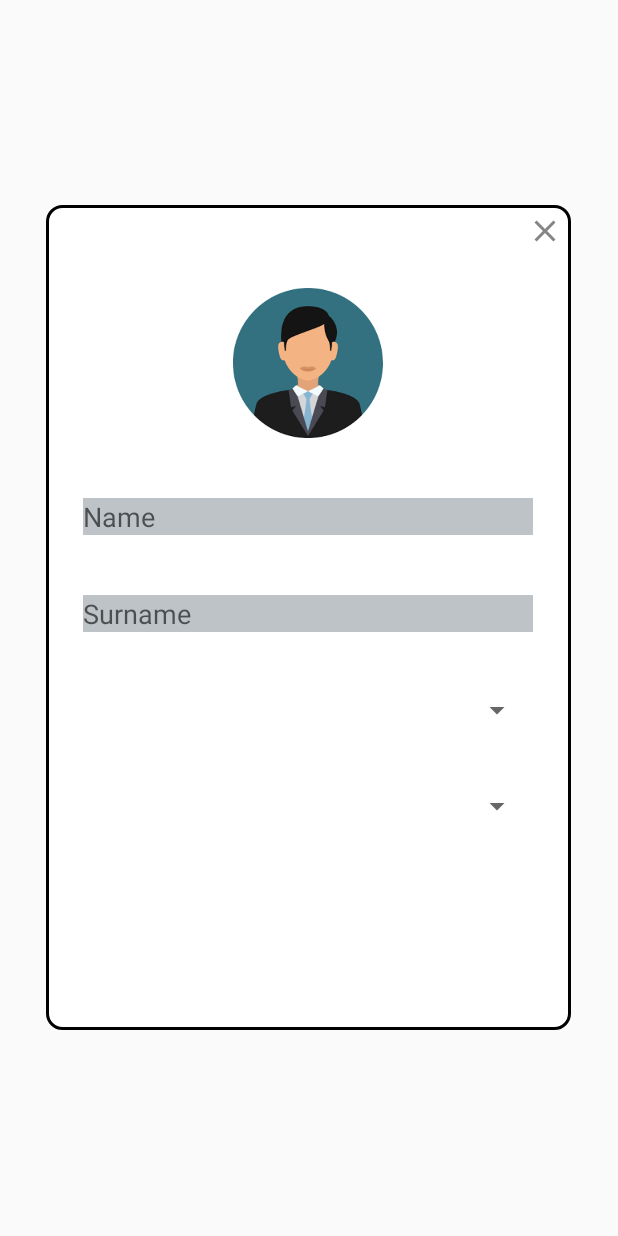
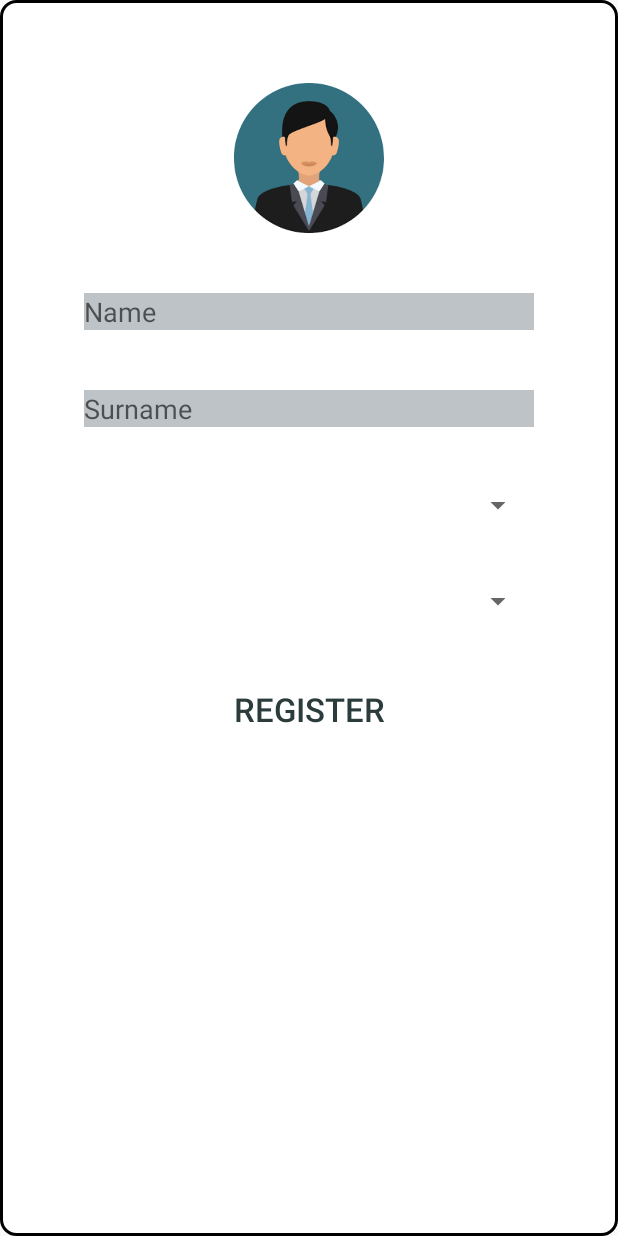
Before and after one commit to ArbenaMusa/UpsideDown, an Android app: the layout activity_register.xml on its own in the app's theme, with its tools: preview values and no code run, on a phone screen of 412 x 824 dp. Run offline under Robolectric (Android 15) with nearby library versions, the phone set to English and light mode, and no system bars.

Commit message:
Changed register logic

```diff
--- a/app/build.gradle
+++ b/app/build.gradle
@@ -45,4 +45,6 @@ dependencies {
     implementation "androidx.navigation:navigation-fragment:$nav_version"
     implementation "androidx.navigation:navigation-ui:$nav_version"
     implementation 'com.google.firebase:firebase-database:18.0.1'
+
+    implementation 'com.google.code.gson:gson:2.8.6'
 }
--- a/app/src/main/AndroidManifest.xml
+++ b/app/src/main/AndroidManifest.xml
@@ -9,7 +9,8 @@
         android:roundIcon="@mipmap/ic_launcher_round"
         android:supportsRtl="true"
         android:theme="@style/AppTheme">
-        <activity android:name=".FeedActivity"></activity>
+        <activity android:name=".RegisterActivity"></activity>
+        <activity android:name=".FeedActivity" />
         <activity android:name=".AuthActivity">
             <intent-filter>
                 <action android:name="android.intent.action.MAIN" />
@@ -17,7 +18,7 @@
                 <category android:name="android.intent.category.LAUNCHER" />
             </intent-filter>
         </activity>
-        <activity android:name=".MainActivity"></activity>
+        <activity android:name=".MainActivity" />
     </application>
 
 </manifest>
--- a/app/src/main/java/com/am/upsidedown/auth/LogInFragment.java
+++ b/app/src/main/java/com/am/upsidedown/auth/LogInFragment.java
@@ -73,7 +73,6 @@ public class LogInFragment extends Fragment {
                         if (task.isSuccessful()) {
                             Toast.makeText(getActivity(), "Login successful!", Toast.LENGTH_LONG).show();
                             Intent intent = new Intent(getActivity(), MainActivity.class);
-                            intent.putExtra("isRegistered",  true);
                             startActivity(intent);
                             getActivity().finish();
                         } else {
--- a/app/src/main/java/com/am/upsidedown/auth/SignUpFragment.java
+++ b/app/src/main/java/com/am/upsidedown/auth/SignUpFragment.java
@@ -14,6 +14,7 @@ import androidx.annotation.NonNull;
 import androidx.fragment.app.Fragment;
 
 import com.am.upsidedown.R;
+import com.am.upsidedown.RegisterActivity;
 import com.google.android.gms.tasks.OnCompleteListener;
 import com.google.android.gms.tasks.Task;
 import com.google.firebase.auth.AuthResult;
@@ -69,10 +70,8 @@ public class SignUpFragment extends Fragment {
                     public void onComplete(@NonNull Task<AuthResult> task) {
                         if (task.isSuccessful()) {
                             Toast.makeText(getActivity(), "Registration successful!", Toast.LENGTH_LONG).show();
-                            Intent intent = new Intent (getActivity(), RegisterForm.class);
-                            intent.putExtra("isRegistered",  false);
+                            Intent intent = new Intent (getActivity(), RegisterActivity.class);
                             intent.putExtra("email", email);
-                            intent.putExtra("password", password);
                             startActivity(intent);
                             getActivity().finish();
                         } else {
--- a/app/src/main/res/layout/register_form.xml
+++ b/app/src/main/res/layout/activity_register.xml
@@ -1,17 +1,10 @@
 <?xml version="1.0" encoding="utf-8"?>
 <RelativeLayout xmlns:android="http://schemas.android.com/apk/res/android"
-    android:layout_width="350dp"
-    android:layout_height="550dp"
+    android:layout_width="match_parent"
+    android:layout_height="match_parent"
     android:layout_gravity="center"
     android:background="@drawable/popup"
     android:padding="5dp">
-
-    <ImageView
-        android:id="@+id/btn_register_close"
-        android:layout_width="wrap_content"
-        android:layout_height="wrap_content"
-        android:layout_alignParentEnd="true"
-        android:background="@drawable/ic_register_close" />
 
     <ImageView
         android:id="@+id/image"
@@ -68,7 +61,7 @@
         android:background="@drawable/rounded_button"
         android:clickable="true"
         android:text="Register"
-        android:textColor="@color/colorWhite"
+        android:textColor="@color/colorGrey"
         android:textSize="22sp" />
 
 </RelativeLayout>
```
Also changed, not shown: app/src/main/java/com/am/upsidedown/MainActivity.java (+0 -16 lines), app/src/main/java/com/am/upsidedown/RegisterActivity.java (added, +69 -0 lines), app/src/main/java/com/am/upsidedown/auth/RegisterForm.java (deleted, +0 -119 lines), app/src/main/java/com/am/upsidedown/auth/User.java (+1 -13 lines).
